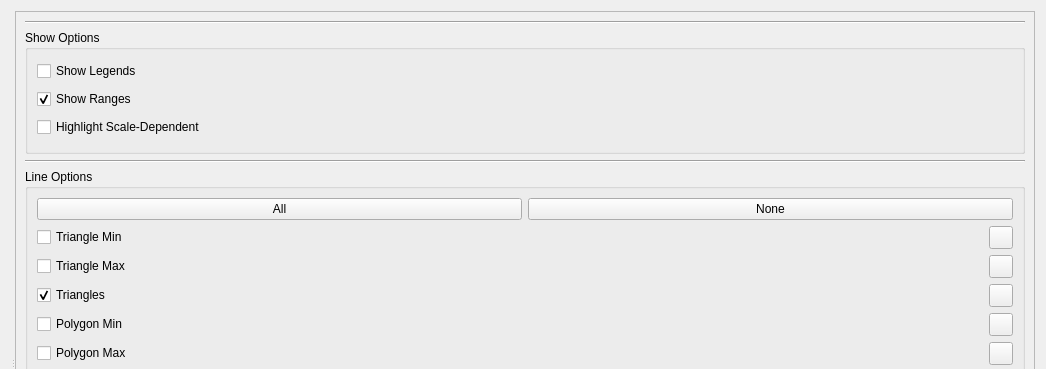
Old version of the form src/meshmetricswidget.ui in the repository DanielaCabiddu/PEMesh.2; both pictures show x 0 to 1046 and y 0 to 369 of the 1046 by 733 pixel window.
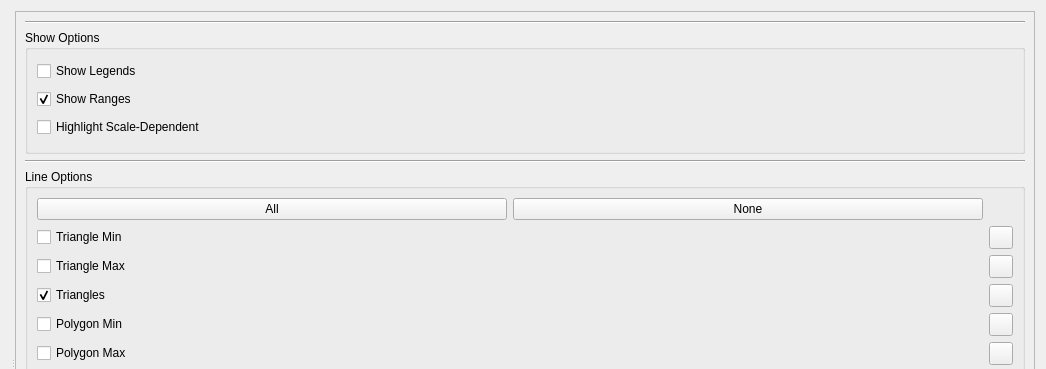
New version of the form. Icons and pictures are not drawn.

Commit message: added colorwheel for mesh

Patch:
```diff
--- a/src/meshmetricswidget.ui
+++ b/src/meshmetricswidget.ui
@@ -46,7 +46,7 @@
           <string>Line Options</string>
          </property>
          <layout class="QGridLayout" name="gridLayout_2">
-          <item row="0" column="0" colspan="2">
+          <item row="0" column="0">
            <layout class="QHBoxLayout" name="horizontalLayout_3">
             <item>
              <widget class="QPushButton" name="all_btn">
```
Left out of the diff: 7 changed lines with no effect on the pictures.
